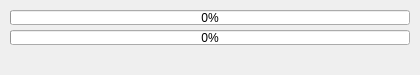
The window that NxNandManager/gui/progress.ui (eliboa/NxNandManager) describes before a commit, drawn with Qt 5.
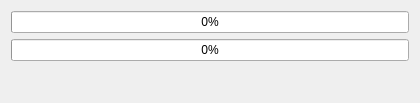
The same window after the commit.

Commit message: - GUI : FS Explorer - NxFile class implement (+ NxSave subclass)

```diff
--- a/NxNandManager/gui/progress.ui
+++ b/NxNandManager/gui/progress.ui
@@ -10,7 +10,7 @@
     <x>0</x>
     <y>0</y>
     <width>420</width>
-    <height>75</height>
+    <height>103</height>
    </rect>
   </property>
   <property name="focusPolicy">
@@ -25,15 +25,9 @@
   <property name="modal">
    <bool>true</bool>
   </property>
+  <layout class="QVBoxLayout" name="verticalLayout_3">
+   <item>
   <widget class="QProgressBar" name="progressBar1">
-   <property name="geometry">
-    <rect>
-     <x>10</x>
-     <y>10</y>
-     <width>400</width>
-     <height>15</height>
-    </rect>
-   </property>
    <property name="value">
     <number>0</number>
    </property>
@@ -41,15 +35,9 @@
     <bool>true</bool>
    </property>
   </widget>
+   </item>
+   <item>
   <widget class="QProgressBar" name="progressBar2">
-   <property name="geometry">
-    <rect>
-     <x>10</x>
-     <y>30</y>
-     <width>400</width>
-     <height>15</height>
-    </rect>
-   </property>
    <property name="value">
     <number>0</number>
    </property>
@@ -57,15 +45,11 @@
     <bool>true</bool>
    </property>
   </widget>
+   </item>
+   <item>
+    <layout class="QHBoxLayout" name="horizontalLayout">
+     <item>
   <widget class="QLabel" name="elapsed_time_label">
-   <property name="geometry">
-    <rect>
-     <x>10</x>
-     <y>50</y>
-     <width>251</width>
-     <height>21</height>
-    </rect>
-   </property>
    <property name="palette">
     <palette>
      <active>
@@ -520,15 +504,9 @@
     <string/>
    </property>
   </widget>
+     </item>
+     <item>
   <widget class="QLabel" name="transfertRateLbl">
-   <property name="geometry">
-    <rect>
-     <x>270</x>
-     <y>50</y>
-     <width>141</width>
-     <height>20</height>
-    </rect>
-   </property>
    <property name="font">
     <font>
      <pointsize>8</pointsize>
@@ -547,6 +525,30 @@
     <set>Qt::AlignRight|Qt::AlignTrailing|Qt::AlignVCenter</set>
    </property>
   </widget>
+     </item>
+    </layout>
+   </item>
+   <item>
+    <layout class="QVBoxLayout" name="consoleLayout">
+     <property name="sizeConstraint">
+      <enum>QLayout::SetMaximumSize</enum>
+     </property>
+    </layout>
+   </item>
+   <item>
+    <spacer name="verticalSpacer">
+     <property name="orientation">
+      <enum>Qt::Vertical</enum>
+     </property>
+     <property name="sizeHint" stdset="0">
+      <size>
+       <width>20</width>
+       <height>40</height>
+      </size>
+     </property>
+    </spacer>
+   </item>
+  </layout>
  </widget>
  <resources/>
  <connections/>
```
Lines whose indentation alone changed are shown as unchanged. The commit also changes 52 other files.
